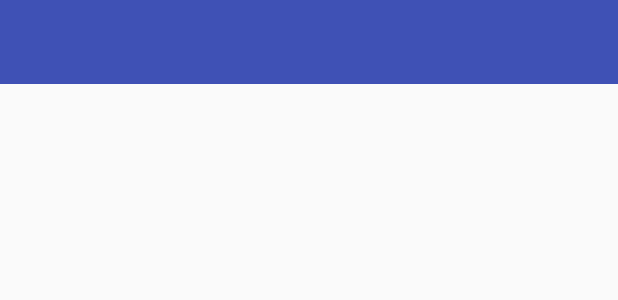
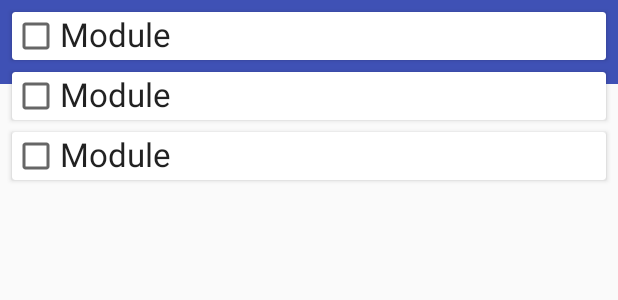
Before and after one commit to WilliamBonvini/NotesBites, an Android app: the layout activity_subject_overview.xml on its own in the app's theme, with its tools: preview values and no code run, on a phone screen of 412 x 824 dp. Shown: the top 300 px of the screen. Run offline under Robolectric (Android 15) with nearby library versions, the light colour scheme and no system bars.

Commit message:
subject overview stuff

```diff
--- a/app/src/main/java/com/waldo/notesbites/GuestHomepageAdapter.java
+++ b/app/src/main/java/com/waldo/notesbites/GuestHomepageAdapter.java
@@ -3,7 +3,6 @@
 import android.view.LayoutInflater;
 import android.view.View;
 import android.view.ViewGroup;
-import android.widget.ImageButton;
 import android.widget.LinearLayout;
 import android.widget.TextView;
 
@@ -21,7 +20,7 @@
     @Override
     public GuestHomepageHolder onCreateViewHolder(@NonNull ViewGroup parent, int viewType) {
         View itemView = LayoutInflater.from(parent.getContext())
-                .inflate(R.layout.fragment_guesthomepage_single_subject, parent, false);
+                .inflate(R.layout.fragment_guest_homepage_single_subject, parent, false);
         return new GuestHomepageHolder(itemView);
     }
 
--- a/app/src/main/java/com/waldo/notesbites/HomepageActivity.java
+++ b/app/src/main/java/com/waldo/notesbites/HomepageActivity.java
@@ -84,7 +84,7 @@
                         Intent intent = new Intent(HomepageActivity.this,
                                 SubjectOverviewActivity.class);
 
-                        intent.putExtra(SubjectOverviewActivity.EXTRA_SUBJECTID, subjectsIDs[position]);
+                        //intent.putExtra(SubjectOverviewActivity.EXTRA_SUBJECTID, subjectsIDs[position]);
                         startActivity(intent);
 
                     }
--- a/app/src/main/java/com/waldo/notesbites/ModuleDao.java
+++ b/app/src/main/java/com/waldo/notesbites/ModuleDao.java
@@ -30,4 +30,7 @@
                                                 "(SELECT name FROM subject_table where subjectID = :subjectID)")
     LiveData<List<String>> getModuleNamesBySubjectID(int subjectID);
 
+    @Query("SELECT * FROM module_table WHERE belongingSubject = " +
+            "(SELECT name FROM subject_table where subjectID = :subjectID)")
+    LiveData<List<Module>> getModuleBySubjectID(int subjectID);
 }
--- a/app/src/main/java/com/waldo/notesbites/ModulesRepository.java
+++ b/app/src/main/java/com/waldo/notesbites/ModulesRepository.java
@@ -23,4 +23,7 @@
     }
 
 
+    public LiveData<List<Module>> getModulesBySubjectID(int subjectID) {
+        return moduleDao.getModuleBySubjectID(subjectID);
+    }
 }
--- a/app/src/main/res/layout/activity_guest_homepage.xml
+++ b/app/src/main/res/layout/activity_guest_homepage.xml
@@ -23,7 +23,7 @@
        android:id="@+id/guest_homepage_recycler_view"
        android:layout_width="match_parent"
        android:layout_height="300dp"
-       tools:listitem="@layout/fragment_guesthomepage_single_subject"
+       tools:listitem="@layout/fragment_guest_homepage_single_subject"
        />
 
 
--- a/app/src/main/res/layout/activity_subject_overview.xml
+++ b/app/src/main/res/layout/activity_subject_overview.xml
@@ -29,10 +29,11 @@
       android:layout_height="200dp"
       android:layout_below="@id/subject_description"
       android:layout_marginTop="20dp"/>
-  <ListView
-      android:id="@+id/list_of_modules"
+
+  <androidx.recyclerview.widget.RecyclerView
+      android:id="@+id/subject_overview_recycler_view"
       android:layout_width="match_parent"
       android:layout_height="300dp"
-      android:layout_below="@id/subject_image"
-      android:layout_marginTop="20dp"/>
+      tools:listitem="@layout/fragment_subject_overview_activity"
+      />
 </RelativeLayout>
--- a/app/src/main/res/layout/fragment_guesthomepage_single_subject.xml
+++ b/app/src/main/res/layout/fragment_guest_homepage_single_subject.xml
@@ -10,7 +10,8 @@
         android:id="@+id/guest_homepage_linear_layout"
         android:layout_width="match_parent"
         android:layout_height="match_parent"
-        android:orientation="horizontal">
+        android:orientation="horizontal"
+        android:baselineAligned="false">
 
         <RelativeLayout
             android:layout_width="wrap_content"
@@ -25,7 +26,8 @@
                 android:ellipsize="end"
                 android:maxLines="2"
                 android:text="Title"
-                android:textAppearance="@style/TextAppearance.AppCompat.Large" />
+                android:textAppearance="@style/TextAppearance.AppCompat.Large"
+                />
 
             <TextView
                 android:id="@+id/guest_homepage_description"
--- /dev/null
+++ b/app/src/main/res/layout/fragment_subject_overview_activity.xml
@@ -0,0 +1,38 @@
+<?xml version="1.0" encoding="utf-8"?>
+<androidx.cardview.widget.CardView xmlns:android="http://schemas.android.com/apk/res/android"
+    android:layout_width="match_parent"
+    android:layout_height="wrap_content"
+    android:layout_marginEnd="8dp"
+    android:layout_marginStart="8dp"
+    android:layout_marginTop="8dp">
+
+    <RelativeLayout
+        android:id="@+id/subject_overview_activity_relative_layout"
+        android:layout_width="match_parent"
+        android:layout_height="match_parent"
+        android:orientation="horizontal"
+        android:baselineAligned="false">
+
+
+            <CheckBox
+                android:id="@+id/subject_overview_checkbox"
+                android:layout_width="wrap_content"
+                android:layout_height="wrap_content"
+                />
+
+            <TextView
+                android:id="@+id/subject_overview_module_name"
+                android:layout_width="wrap_content"
+                android:layout_height="wrap_content"
+                android:onClick="startSubjectOverviewActivity"
+                android:text="Module"
+                android:textAppearance="@style/TextAppearance.AppCompat.Large"
+                android:layout_toEndOf="@+id/subject_overview_checkbox"/>
+
+
+
+    </RelativeLayout>
+
+
+
+</androidx.cardview.widget.CardView>
```
Also changed, not shown: app/src/main/java/com/waldo/notesbites/GuestHomepageActivity.java (+18 -15 lines), app/src/main/java/com/waldo/notesbites/SubjectOverviewActivity.java (+43 -6 lines), app/src/main/java/com/waldo/notesbites/SubjectOverviewAdapter.java (added, +77 -0 lines), app/src/main/java/com/waldo/notesbites/SubjectOverviewViewModel.java (added, +62 -0 lines).
